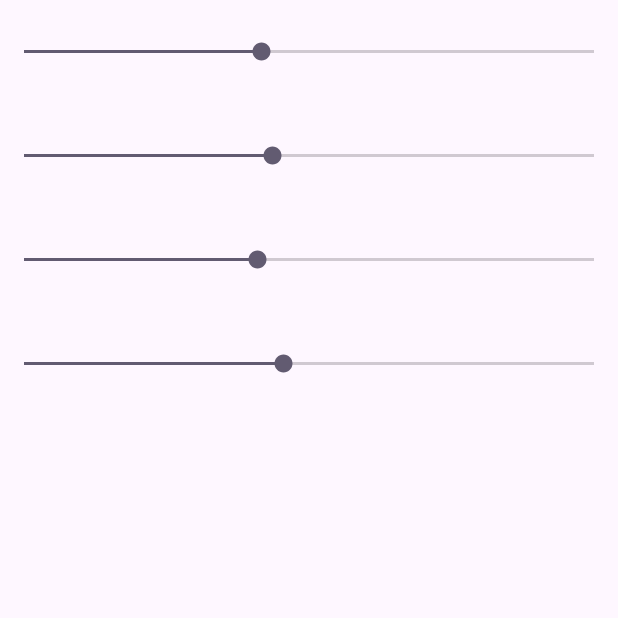
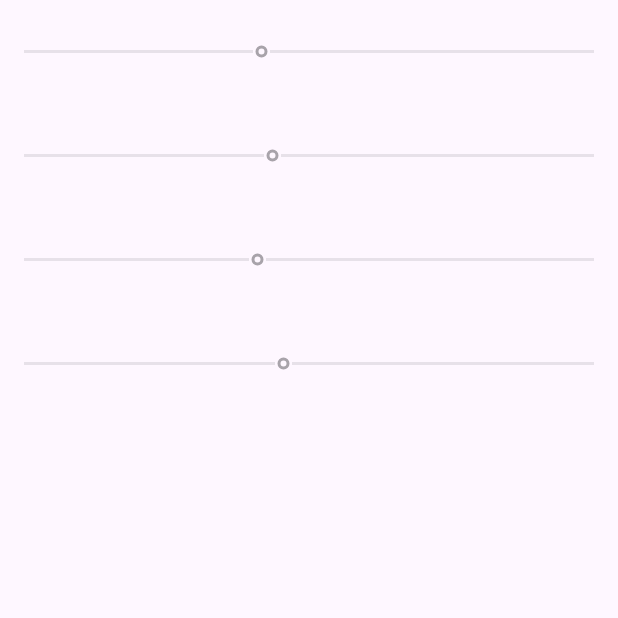
Before and after one commit to SWD-project/HorseBettingGame, an Android app: the screen it shows after launch (GameActivity), on a phone screen of 412 x 824 dp, the top half of it. Run offline under Robolectric (Android 15) with nearby library versions, the phone set to English and light mode, and no system bars.

Commit message:
seekbar is now untouchable

```diff
--- a/app/src/main/java/com/example/horsebetting/GameActivity.java
+++ b/app/src/main/java/com/example/horsebetting/GameActivity.java
@@ -37,9 +37,13 @@ public class GameActivity extends AppCompatActivity {
 
     private void bind() {
         horse1 = findViewById(R.id.seekBarHorse1);
+        horse1.setEnabled(false);
         horse2 = findViewById(R.id.seekBarHorse2);
+        horse2.setEnabled(false);
         horse3 = findViewById(R.id.seekBarHorse3);
+        horse3.setEnabled(false);
         horse4 = findViewById(R.id.seekBarHorse4);
+        horse4.setEnabled(false);
     }
 
     private void startGame() {
--- a/app/src/main/res/layout/activity_game.xml
+++ b/app/src/main/res/layout/activity_game.xml
@@ -25,6 +25,7 @@
                 android:layout_width="wrap_content"
                 android:layout_height="match_parent"
                 android:layout_weight="1"
+                android:clickable="false"
                 android:max="1000" />
         </LinearLayout>
 
@@ -39,6 +40,7 @@
                 android:layout_width="wrap_content"
                 android:layout_height="match_parent"
                 android:layout_weight="1"
+                android:clickable="false"
                 android:max="1000" />
         </LinearLayout>
 
@@ -53,6 +55,7 @@
                 android:layout_width="wrap_content"
                 android:layout_height="match_parent"
                 android:layout_weight="1"
+                android:clickable="false"
                 android:max="1000" />
         </LinearLayout>
 
@@ -67,6 +70,7 @@
                 android:layout_width="wrap_content"
                 android:layout_height="match_parent"
                 android:layout_weight="1"
+                android:clickable="false"
                 android:max="1000" />
         </LinearLayout>
     </LinearLayout>
```
